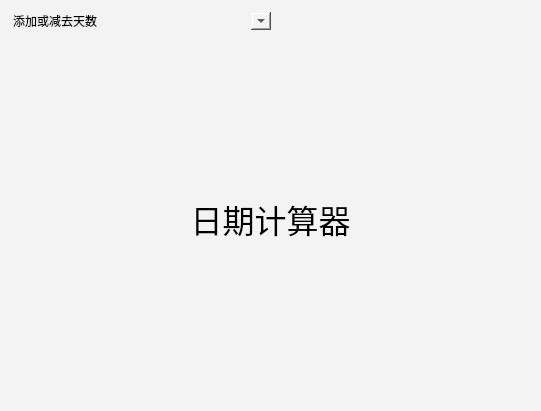
This is source/Forms/PageDate/PageDate.ui in yxingqin/CulcaMaid as Qt 5 draws it before an edit. The edited form follows.
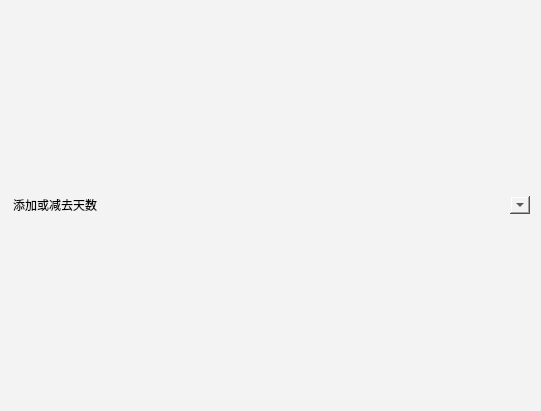
This is the edited form.

Diff of the .ui file:
```diff
--- a/source/Forms/PageDate/PageDate.ui
+++ b/source/Forms/PageDate/PageDate.ui
@@ -21,7 +21,7 @@
   </property>
   <layout class="QVBoxLayout" name="verticalLayout">
    <item>
-    <layout class="QHBoxLayout" name="horizontalLayout_2">
+    <layout class="QVBoxLayout" name="verticalLayout_2">
      <item>
       <widget class="QComboBox" name="comboBox">
        <property name="sizePolicy">
@@ -57,35 +57,10 @@
       </widget>
      </item>
      <item>
-      <spacer name="horizontalSpacer">
-       <property name="orientation">
-        <enum>Qt::Horizontal</enum>
-       </property>
-       <property name="sizeHint" stdset="0">
-        <size>
-         <width>40</width>
-         <height>20</height>
-        </size>
-       </property>
-      </spacer>
+      <layout class="QHBoxLayout" name="horizontalLayout"/>
      </item>
     </layout>
    </item>
-   <item>
-    <widget class="QLabel" name="label">
-     <property name="font">
-      <font>
-       <pointsize>24</pointsize>
-      </font>
-     </property>
-     <property name="text">
-      <string>日期计算器</string>
-     </property>
-     <property name="alignment">
-      <set>Qt::AlignCenter</set>
-     </property>
-    </widget>
-   </item>
   </layout>
  </widget>
  <resources/>
```
